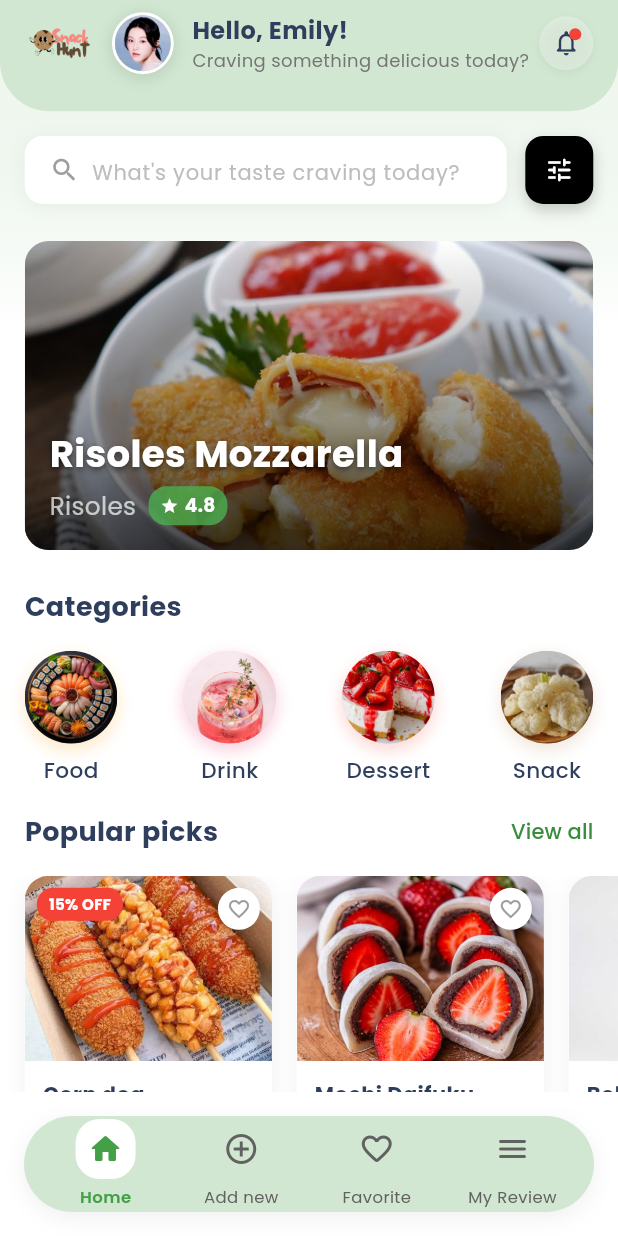
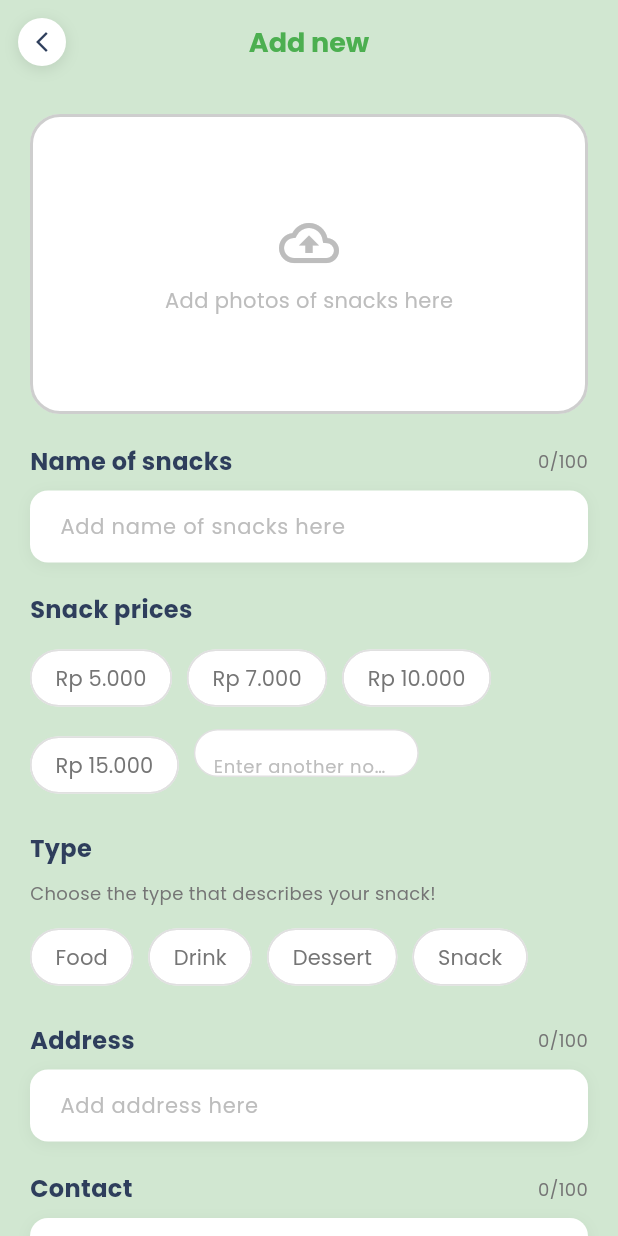
Before and after one commit to HaritsArkaan/tubes_abp, a Flutter app: the screen it shows after launch, on a phone screen of 412 x 824 dp. Run offline on Flutter 3.47's test engine with Material 3 defaults, Android fonts, the phone set to English and light mode, and no system bars; our stand-ins replace google_fonts, image_picker.

Commit message:
tambah jajanan sementara

```diff
--- a/lib/main.dart
+++ b/lib/main.dart
@@ -4,6 +4,7 @@ import 'package:google_fonts/google_fonts.dart';
 import 'login.dart';
 import 'register.dart';
 import 'dashboard.dart';
+import 'tambahJajanan.dart';
 
 void main() {
   WidgetsFlutterBinding.ensureInitialized();
@@ -45,11 +46,12 @@ class MyApp extends StatelessWidget {
           ),
         ),
       ),
-      initialRoute: '/dashboard',
+      initialRoute: '/tambahJajanan',
       routes: {
         '/login': (context) => const LoginPage(),
         '/register': (context) => const RegisterPage(),
         '/dashboard': (context) => const DashboardPage(),
+        '/tambahJajanan': (context) => const AddSnackPage(),
       },
     );
   }
--- /dev/null
+++ b/lib/tambahJajanan.dart
@@ -0,0 +1,515 @@
+import 'package:flutter/material.dart';
+import 'package:flutter/services.dart';
+import 'package:image_picker/image_picker.dart';
+import 'dart:io';
+
+class AddSnackPage extends StatefulWidget {
+  const AddSnackPage({Key? key}) : super(key: key);
+
+  @override
+  State<AddSnackPage> createState() => _AddSnackPageState();
+}
+
+class _AddSnackPageState extends State<AddSnackPage> {
+  final _nameController = TextEditingController();
+  final _customPriceController = TextEditingController();
+  final _addressController = TextEditingController();
+  final _contactController = TextEditingController();
+  File? _imageFile;
+  String _selectedType = '';
+  String _selectedPrice = '';
+  final ImagePicker _picker = ImagePicker();
+
+  final List<String> _priceOptions = ['5.000', '7.000', '10.000', '15.000'];
+  final List<String> _typeOptions = ['Food', 'Drink', 'Dessert', 'Snack'];
+
+  @override
+  void dispose() {
+    _nameController.dispose();
+    _customPriceController.dispose();
+    _addressController.dispose();
+    _contactController.dispose();
+    super.dispose();
+  }
+
+  Future<void> _pickImage() async {
+    try {
+      final XFile? image = await _picker.pickImage(source: ImageSource.gallery);
+      if (image != null) {
+        setState(() {
+          _imageFile = File(image.path);
+        });
+      }
+    } catch (e) {
+      debugPrint('Error picking image: $e');
+    }
+  }
+
+  void _showConfirmationDialog() {
+    showDialog(
+      context: context,
+      builder: (BuildContext context) {
+        return Dialog(
+          shape: RoundedRectangleBorder(
+            borderRadius: BorderRadius.circular(20),
+          ),
+          child: Container(
+            padding: const EdgeInsets.all(20),
+            decoration: BoxDecoration(
+              color: Colors.white,
+              borderRadius: BorderRadius.circular(20),
+            ),
+            child: Column(
+              mainAxisSize: MainAxisSize.min,
+              children: [
+                const Text(
+                  'Are you sure?',
+                  style: TextStyle(
+                    fontSize: 18,
+                    fontWeight: FontWeight.bold,
+                    color: Color(0xFF2E3E5C),
+                  ),
+                ),
+                const SizedBox(height: 20),
+                Row(
+                  mainAxisAlignment: MainAxisAlignment.spaceEvenly,
+                  children: [
+                    // Yes button
+                    Expanded(
+                      child: TextButton(
+                        onPressed: () {
+                          Navigator.pop(context);
+                          // Add save logic here
+                          _saveSnack();
+                        },
+                        style: TextButton.styleFrom(
+                          backgroundColor: Colors.green.shade100,
+                          shape: RoundedRectangleBorder(
+                            borderRadius: BorderRadius.circular(10),
+                          ),
+                          padding: const EdgeInsets.symmetric(vertical: 12),
+                        ),
+                        child: Text(
+                          'Yes, save',
+                          style: TextStyle(
+                            color: Colors.green.shade700,
+                            fontWeight: FontWeight.bold,
+                          ),
+                        ),
+                      ),
+                    ),
+                    const SizedBox(width: 10),
+                    // No button
+                    Expanded(
+                      child: TextButton(
+                        onPressed: () => Navigator.pop(context),
+                        style: TextButton.styleFrom(
+                          backgroundColor: Colors.red.shade100,
+                          shape: RoundedRectangleBorder(
+                            borderRadius: BorderRadius.circular(10),
+                          ),
+                          padding: const EdgeInsets.symmetric(vertical: 12),
+                        ),
+                        child: Text(
+                          'No',
+                          style: TextStyle(
+                            color: Colors.red.shade700,
+                            fontWeight: FontWeight.bold,
+                          ),
+                        ),
+                      ),
+                    ),
+                  ],
+                ),
+              ],
+            ),
+          ),
+        );
+      },
+    );
+  }
+
+  void _saveSnack() {
+    // Implement save logic here
+    debugPrint('Saving snack...');
+    // You can add API call or database operation here
+
+    // Show success message
+    ScaffoldMessenger.of(context).showSnackBar(
+      SnackBar(
+        content: const Text('Snack saved successfully!'),
+        backgroundColor: Colors.green.shade700,
+        behavior: SnackBarBehavior.floating,
+      ),
+    );
+
+    // Navigate back
+    Navigator.pop(context);
+  }
+
+  @override
+  Widget build(BuildContext context) {
+    return Scaffold(
+      backgroundColor: const Color(0xFFD1E7D1),
+      appBar: AppBar(
+        backgroundColor: Colors.transparent,
+        elevation: 0,
+        leading: IconButton(
+          icon: Container(
+            padding: const EdgeInsets.all(8),
+            decoration: BoxDecoration(
+              color: Colors.white,
+              shape: BoxShape.circle,
+              boxShadow: [
+                BoxShadow(
+                  color: Colors.black.withOpacity(0.1),
+                  blurRadius: 8,
+                  offset: const Offset(0, 2),
+                ),
+              ],
+            ),
+            child: const Icon(
+              Icons.arrow_back_ios_new,
+              color: Color(0xFF2E3E5C),
+              size: 16,
+            ),
+          ),
+          onPressed: () => Navigator.pop(context),
+        ),
+        title: const Text(
+          'Add new',
+          style: TextStyle(
+            color: Colors.green,
+            fontSize: 18,
+            fontWeight: FontWeight.bold,
+          ),
+        ),
+        centerTitle: true,
+      ),
+      body: SingleChildScrollView(
+        physics: const BouncingScrollPhysics(),
+        child: Padding(
+          padding: const EdgeInsets.all(20),
+          child: Column(
+            crossAxisAlignment: CrossAxisAlignment.start,
+            children: [
+              // Image upload area
+              GestureDetector(
+                onTap: _pickImage,
+                child: Stack(
+                  children: [
+                    // Base container
+                    Container(
+                      height: 200,
+                      width: double.infinity,
+                      decoration: BoxDecoration(
+                        color: Colors.white,
+                        borderRadius: BorderRadius.circular(20),
+                      ),
+                      child: _imageFile != null
+                          ? ClipRRect(
+                        borderRadius: BorderRadius.circular(20),
+                        child: Image.file(
+                          _imageFile!,
+                          fit: BoxFit.cover,
+                        ),
+                      )
+                          : Column(
+                        mainAxisAlignment: MainAxisAlignment.center,
+                        children: [
+                          Icon(
+                            Icons.cloud_upload_outlined,
+                            size: 40,
+                            color: Colors.grey.shade400,
+                          ),
+                          const SizedBox(height: 8),
+                          Text(
+                            'Add photos of snacks here',
+                            style: TextStyle(
+                              color: Colors.grey.shade400,
+                              fontSize: 14,
+                            ),
+                          ),
+                        ],
+                      ),
+                    ),
+                    // Dashed border overlay
+                    Container(
+                      height: 200,
+                      width: double.infinity,
+                      decoration: BoxDecoration(
+                        borderRadius: BorderRadius.circular(20),
+                        border: _imageFile == null ? _buildDashedBorder() : null,
+                      ),
+                    ),
+                  ],
+                ),
+              ),
+              const SizedBox(height: 20),
+
+              // Name input
+              _buildInputField(
+                'Name of snacks',
+                _nameController,
+                '0/100',
+                'Add name of snacks here',
+              ),
+              const SizedBox(height: 20),
+
+              // Price options
+              const Text(
+                'Snack prices',
+                style: TextStyle(
+                  fontSize: 16,
+                  fontWeight: FontWeight.bold,
+                  color: Color(0xFF2E3E5C),
+                ),
+              ),
+              const SizedBox(height: 10),
+              Wrap(
+                spacing: 10,
+                runSpacing: 10,
+                children: [
+                  ..._priceOptions.map((price) => _buildPriceChip(price)),
+                  _buildCustomPriceInput(),
+                ],
+              ),
+              const SizedBox(height: 20),
+
+              // Type selection
+              const Text(
+                'Type',
+                style: TextStyle(
+                  fontSize: 16,
+                  fontWeight: FontWeight.bold,
+                  color: Color(0xFF2E3E5C),
+                ),
+              ),
+              const SizedBox(height: 10),
+              Text(
+                'Choose the type that describes your snack!',
+                style: TextStyle(
+                  fontSize: 12,
+                  color: Colors.grey.shade600,
+                ),
+              ),
+              const SizedBox(height: 10),
+              Wrap(
+                spacing: 10,
+                runSpacing: 10,
+                children: _typeOptions
+                    .map((type) => _buildTypeChip(type))
+                    .toList(),
+              ),
+              const SizedBox(height: 20),
+
+              // Address input
+              _buildInputField(
+                'Address',
+                _addressController,
+                '0/100',
+                'Add address here',
+              ),
+              const SizedBox(height: 20),
+
+              // Contact input
+              _buildInputField(
+                'Contact',
+                _contactController,
+                '0/100',
+                'Add contact here',
+              ),
+              const SizedBox(height: 30),
+
+              // Save button
+              SizedBox(
+                width: double.infinity,
+                child: ElevatedButton(
+                  onPressed: _showConfirmationDialog,
+                  style: ElevatedButton.styleFrom(
+                    backgroundColor: Colors.green.shade600,
+                    foregroundColor: Colors.white,
+                    padding: const EdgeInsets.symmetric(vertical: 16),
+                    shape: RoundedRectangleBorder(
+                      borderRadius: BorderRadius.circular(12),
+                    ),
+                    elevation: 0,
+                  ),
+                  child: const Text(
+                    'Save',
+                    style: TextStyle(
+                      fontSize: 16,
+                      fontWeight: FontWeight.bold,
+                    ),
+                  ),
+                ),
+              ),
+            ],
+          ),
+        ),
+      ),
+    );
+  }
+
+  BoxBorder _buildDashedBorder() {
+    return Border.all(
+      color: Colors.grey.withOpacity(0.5),
+      width: 2,
+    );
+  }
+
+  Widget _buildInputField(
+      String label,
+      TextEditingController controller,
+      String counter,
+      String hint,
+      ) {
+    return Column(
+      crossAxisAlignment: CrossAxisAlignment.start,
+      children: [
+        Row(
+          mainAxisAlignment: MainAxisAlignment.spaceBetween,
+          children: [
+            Text(
+              label,
+              style: const TextStyle(
+                fontSize: 16,
+                fontWeight: FontWeight.bold,
+                color: Color(0xFF2E3E5C),
+              ),
+            ),
+            Text(
+              counter,
+              style: TextStyle(
+                fontSize: 12,
+                color: Colors.grey.shade600,
+              ),
+            ),
+          ],
+        ),
+        const SizedBox(height: 8),
+        Container(
+          decoration: BoxDecoration(
+            color: Colors.white,
+            borderRadius: BorderRadius.circular(12),
+            boxShadow: [
+              BoxShadow(
+                color: Colors.black.withOpacity(0.05),
+                blurRadius: 8,
+                offset: const Offset(0, 2),
+              ),
+            ],
+          ),
+          child: TextField(
+            controller: controller,
+            decoration: InputDecoration(
+              hintText: hint,
+              hintStyle: TextStyle(
+                color: Colors.grey.shade400,
+                fontSize: 14,
+              ),
+              border: OutlineInputBorder(
+                borderRadius: BorderRadius.circular(12),
+                borderSide: BorderSide.none,
+              ),
+              contentPadding: const EdgeInsets.symmetric(
+                horizontal: 16,
+                vertical: 12,
+              ),
+            ),
+          ),
+        ),
+      ],
+    );
+  }
+
+  Widget _buildPriceChip(String price) {
+    final isSelected = _selectedPrice == price;
+    return ChoiceChip(
+      label: Text('Rp $price'),
+      selected: isSelected,
+      onSelected: (bool selected) {
+        setState(() {
+          _selectedPrice = selected ? price : '';
+          if (selected) {
+            _customPriceController.clear();
+          }
+        });
+      },
+      backgroundColor: Colors.white,
+      selectedColor: Colors.green.shade100,
+      labelStyle: TextStyle(
+        color: isSelected ? Colors.green.shade700 : Colors.grey.shade600,
+        fontWeight: isSelected ? FontWeight.bold : FontWeight.normal,
+      ),
+      shape: RoundedRectangleBorder(
+        borderRadius: BorderRadius.circular(20),
+        side: BorderSide(
+          color: isSelected ? Colors.green.shade200 : Colors.grey.shade300,
+        ),
+      ),
+    );
+  }
+
+  Widget _buildCustomPriceInput() {
+    return Container(
+      width: 150,
+      height: 32,
+      decoration: BoxDecoration(
+        color: Colors.white,
+        borderRadius: BorderRadius.circular(20),
+        border: Border.all(
+          color: Colors.grey.shade300,
+        ),
+      ),
+      child: TextField(
+        controller: _customPriceController,
+        keyboardType: TextInputType.number,
+        decoration: InputDecoration(
+          hintText: 'Enter another nominal here',
+          hintStyle: TextStyle(
+            color: Colors.grey.shade400,
+            fontSize: 12,
+          ),
+          border: InputBorder.none,
+          contentPadding: const EdgeInsets.symmetric(
+            horizontal: 12,
+            vertical: 8,
+          ),
+        ),
+        onChanged: (value) {
+          if (value.isNotEmpty) {
+            setState(() {
+              _selectedPrice = '';
+            });
+          }
+        },
+      ),
+    );
+  }
+
+  Widget _buildTypeChip(String type) {
+    final isSelected = _selectedType == type;
+    return ChoiceChip(
+      label: Text(type),
+      selected: isSelected,
+      onSelected: (bool selected) {
+        setState(() {
+          _selectedType = selected ? type : '';
+        });
+      },
+      backgroundColor: Colors.white,
+      selectedColor: Colors.green.shade100,
+      labelStyle: TextStyle(
+        color: isSelected ? Colors.green.shade700 : Colors.grey.shade600,
+        fontWeight: isSelected ? FontWeight.bold : FontWeight.normal,
+      ),
+      shape: RoundedRectangleBorder(
+        borderRadius: BorderRadius.circular(20),
+        side: BorderSide(
+          color: isSelected ? Colors.green.shade200 : Colors.grey.shade300,
+        ),
+      ),
+    );
+  }
+}
--- a/pubspec.yaml
+++ b/pubspec.yaml
@@ -14,6 +14,7 @@ dependencies:
   cupertino_icons: ^1.0.2
   google_fonts: ^5.1.0
   provider: ^6.0.5
+  image_picker: ^1.0.4
 
 dev_dependencies:
   flutter_test:
```
Also changed, not shown: pubspec.lock.
